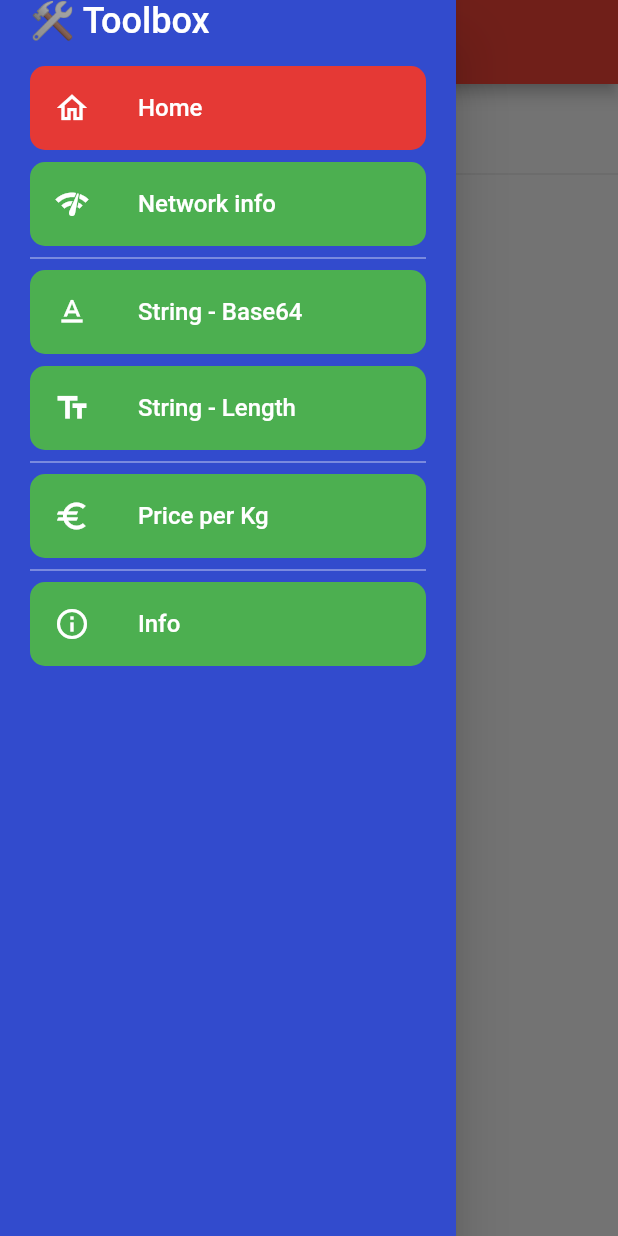
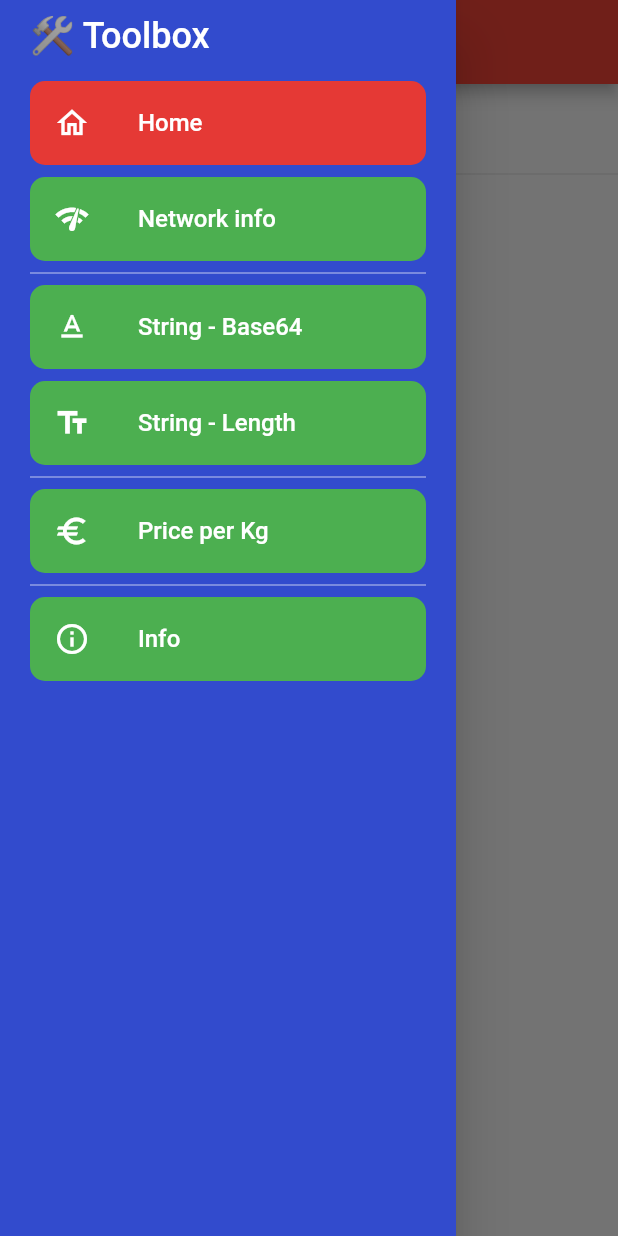
Before and after one commit to simusr2/toolbox, a Flutter app: the InfoPage screen opened directly, with the side drawer open, on a phone screen of 412 x 824 dp. Run offline on Flutter 3.47's test engine with Material 2 defaults, Android fonts, the phone set to English and light mode, and no system bars; our stand-ins replace connectivity_plus, device_info_plus; missing offline and left inert: dart_ipify.

Commit message:
Add padding top in navigation drawer

```diff
--- a/lib/page/info_page.dart
+++ b/lib/page/info_page.dart
@@ -47,7 +47,7 @@ class _InfoPageState extends State<InfoPage> {
                   color: Colors.black,
                   fontWeight: FontWeight.bold),
             ),
-            const Text("Version: 1.0.0"),
+            const Text("Version: 1.0.1"),
             Text("Device: ${getPlatformString()}"),
             const Divider(height: 10),
             const Text("Device Info",
--- a/lib/widget/navigation_drawer_widget.dart
+++ b/lib/widget/navigation_drawer_widget.dart
@@ -16,6 +16,7 @@ class NavigationDrawerWidget extends StatelessWidget {
       child: Material(
         color: const Color.fromRGBO(50, 75, 205, 1),
         child: ListView(
+          padding: const EdgeInsets.only(top: 10.0),
           children: <Widget>[
             buildHeader(
                 name: name,
--- a/pubspec.yaml
+++ b/pubspec.yaml
@@ -15,7 +15,7 @@ publish_to: 'none' # Remove this line if you wish to publish to pub.dev
 # In iOS, build-name is used as CFBundleShortVersionString while build-number used as CFBundleVersion.
 # Read more about iOS versioning at
 # https://developer.apple.com/library/archive/documentation/General/Reference/InfoPlistKeyReference/Articles/CoreFoundationKeys.html
-version: 0.0.5+1
+version: 1.0.1+1
 
 environment:
   sdk: ">=2.15.1 <3.0.0"
```
